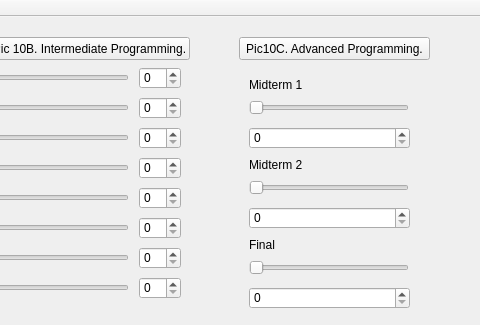
The window that mainwindow.ui (lalithabb/pic10c-hw2) describes before a commit, drawn with Qt 5; both pictures show x 81 to 561 and y 0 to 325 of the 561 by 437 pixel window.
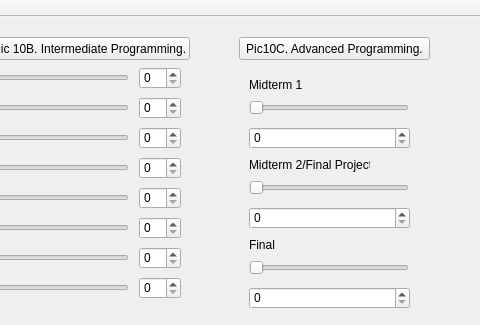
The same window after the commit.

What changed in the file:
```diff
--- a/mainwindow.ui
+++ b/mainwindow.ui
@@ -408,12 +408,12 @@
      <rect>
       <x>330</x>
       <y>140</y>
-      <width>71</width>
+      <width>121</width>
       <height>16</height>
      </rect>
     </property>
     <property name="text">
-     <string>Midterm 2</string>
+     <string>Midterm 2/Final Project</string>
     </property>
    </widget>
    <widget class="QSpinBox" name="spinBox_midterm2">
```
